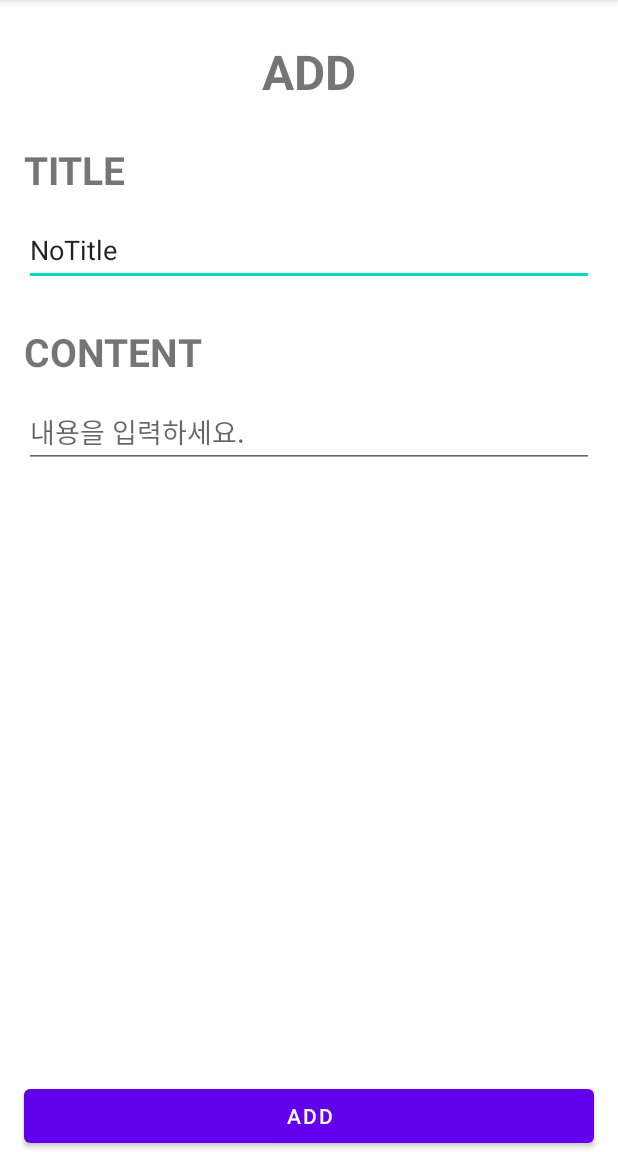
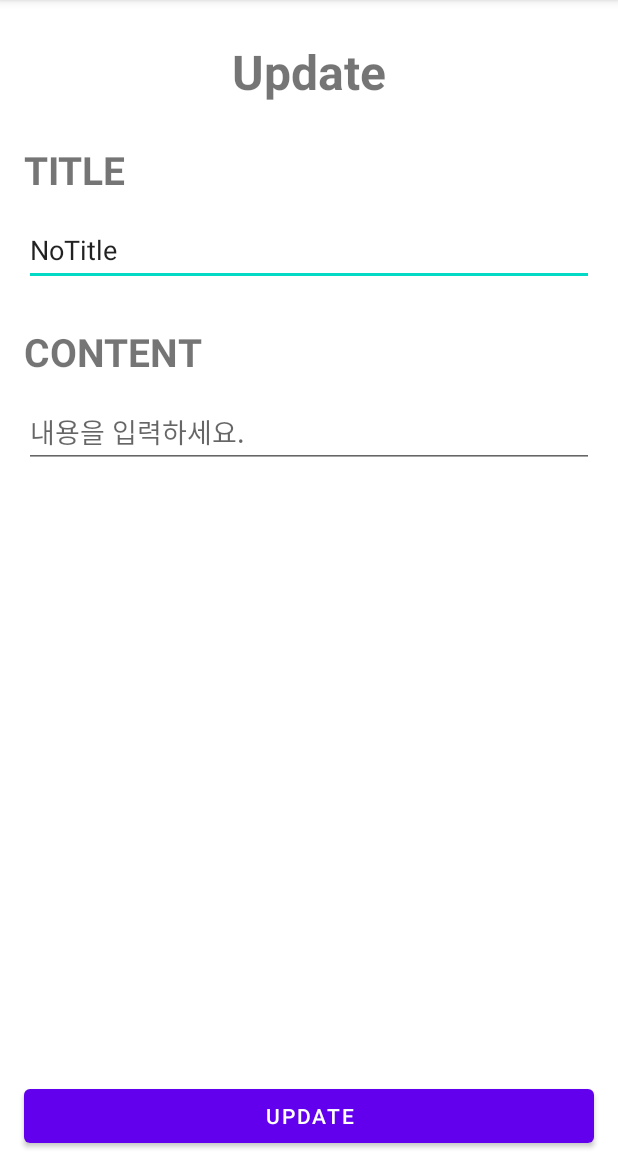
Before and after one commit to eastar-dev/agile-todo, an Android app: the fragment UpdateFragment shown on its own in the app's theme, on a phone screen of 412 x 824 dp, the part 84-1236 px from its top. Run offline under Robolectric (Android 15) with nearby library versions, the phone set to English and light mode, and no system bars; our stand-ins replace data binding.

Commit message:
update 화면 상단헤더 및 버튼명 수정

```diff
--- a/app/src/main/java/com/bestuna/todo/UpdateFragment.kt
+++ b/app/src/main/java/com/bestuna/todo/UpdateFragment.kt
@@ -3,6 +3,7 @@ package com.bestuna.todo
 import android.os.Bundle
 import android.view.View
 import android.widget.EditText
+import android.widget.TextView
 import com.bestuna.todo.data.Todo
 
 class UpdateFragment : CreateFragment() {
@@ -11,5 +12,7 @@ class UpdateFragment : CreateFragment() {
         super.onViewCreated(view, savedInstanceState)
         view.findViewById<EditText>(R.id.input_title).setText(todo.title)
         view.findViewById<EditText>(R.id.input_content).setText(todo.content)
+        view.findViewById<TextView>(R.id.tv_head).text = "Update"
+        view.findViewById<TextView>(R.id.btn_add).text = "Update"
     }
 }
```
